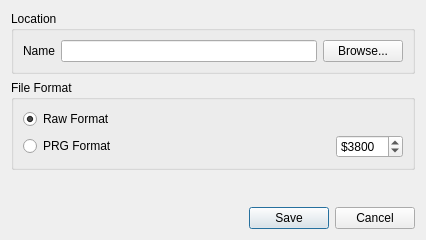
Above: src/exportdialog.ui from ricardoquesada/vchar64 before the change. Below: the same form after it.
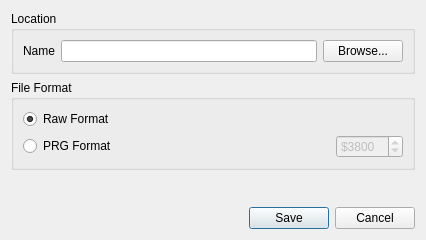
That is the form after the change.

Commit message: disable PRG address in export if BIN is enabled

```diff
--- a/src/exportdialog.ui
+++ b/src/exportdialog.ui
@@ -83,6 +83,9 @@
         </item>
         <item>
          <widget class="QSpinBox" name="spinPRGAddress">
+          <property name="enabled">
+           <bool>false</bool>
+          </property>
           <property name="prefix">
            <string>$</string>
           </property>
```
The commit also changes 1 other file.
